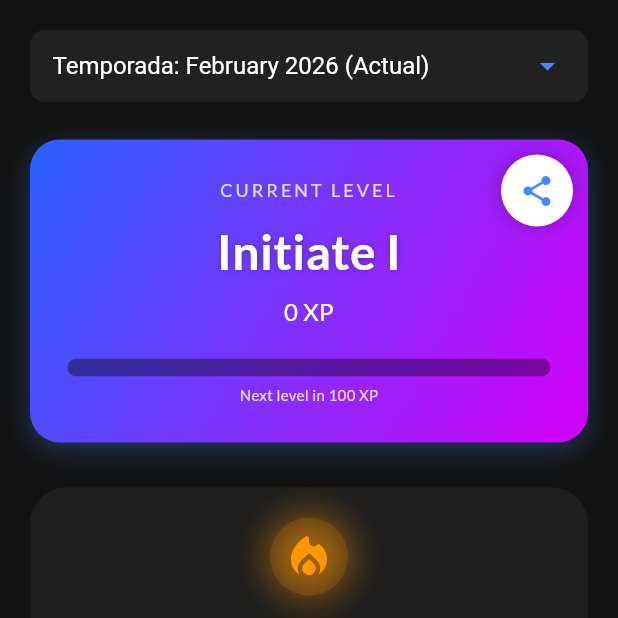
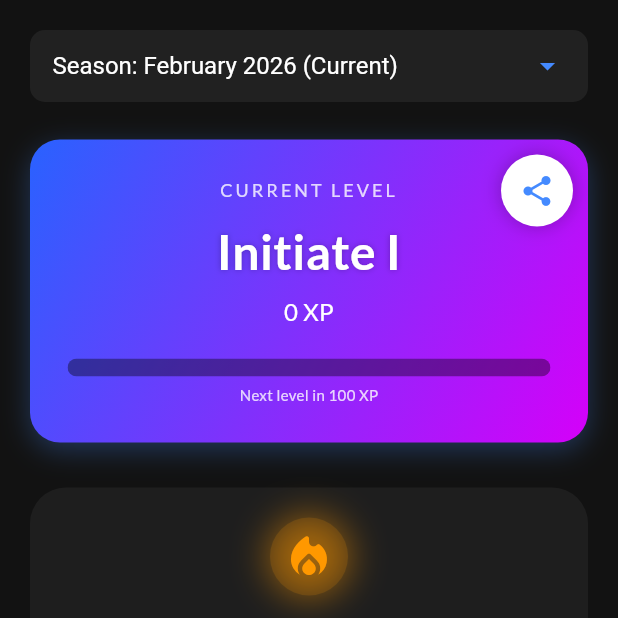
Before and after one commit to christhoval06/notch-app, a Flutter app: the TrophyRoomScreen screen opened directly, on a phone screen of 412 x 824 dp, the top half of it. Run offline on Flutter 3.47's test engine with Material 3 defaults, Android fonts, the phone set to English and light mode, and no system bars; our stand-ins replace animated_text_kit, dots_indicator, file_picker, fl_chart, flutter_form_builder, flutter_heatmap_calendar and 14 more; missing offline and left inert: encrypt; accounts and stored records are empty.

```diff
--- a/lib/l10n/app_en.arb
+++ b/lib/l10n/app_en.arb
@@ -381,6 +381,8 @@
   "trophyExploreGoals": "Explore new goals",
   "trophyExploreGoalsSubtitle": "Tap to view all available challenges and keep improving.",
   "trophyUnlockedBadges": "UNLOCKED BADGES",
+  "trophySeasonLabel": "Season",
+  "trophyCurrentShort": "Current",
   "trophyCurrentLevel": "CURRENT LEVEL",
   "trophyFinalRank": "FINAL RANK",
   "trophyNextLevelInXp": "Next level in {xp} XP",
--- a/lib/l10n/app_es.arb
+++ b/lib/l10n/app_es.arb
@@ -381,6 +381,8 @@
   "trophyExploreGoals": "Explora nuevos objetivos",
   "trophyExploreGoalsSubtitle": "Toca para ver todos los retos disponibles y seguir mejorando.",
   "trophyUnlockedBadges": "INSIGNIAS DESBLOQUEADAS",
+  "trophySeasonLabel": "Temporada",
+  "trophyCurrentShort": "Actual",
   "trophyCurrentLevel": "NIVEL ACTUAL",
   "trophyFinalRank": "RANGO FINAL",
   "trophyNextLevelInXp": "Siguiente nivel en {xp} XP",
--- a/lib/l10n/app_localizations.dart
+++ b/lib/l10n/app_localizations.dart
@@ -1801,6 +1801,18 @@ abstract class AppLocalizations {
   /// **'UNLOCKED BADGES'**
   String get trophyUnlockedBadges;
 
+  /// No description provided for @trophySeasonLabel.
+  ///
+  /// In en, this message translates to:
+  /// **'Season'**
+  String get trophySeasonLabel;
+
+  /// No description provided for @trophyCurrentShort.
+  ///
+  /// In en, this message translates to:
+  /// **'Current'**
+  String get trophyCurrentShort;
+
   /// No description provided for @trophyCurrentLevel.
   ///
   /// In en, this message translates to:
--- a/lib/l10n/app_localizations_en.dart
+++ b/lib/l10n/app_localizations_en.dart
@@ -949,6 +949,12 @@ class AppLocalizationsEn extends AppLocalizations {
   String get trophyUnlockedBadges => 'UNLOCKED BADGES';
 
   @override
+  String get trophySeasonLabel => 'Season';
+
+  @override
+  String get trophyCurrentShort => 'Current';
+
+  @override
   String get trophyCurrentLevel => 'CURRENT LEVEL';
 
   @override
--- a/lib/l10n/app_localizations_es.dart
+++ b/lib/l10n/app_localizations_es.dart
@@ -954,6 +954,12 @@ class AppLocalizationsEs extends AppLocalizations {
   String get trophyUnlockedBadges => 'INSIGNIAS DESBLOQUEADAS';
 
   @override
+  String get trophySeasonLabel => 'Temporada';
+
+  @override
+  String get trophyCurrentShort => 'Actual';
+
+  @override
   String get trophyCurrentLevel => 'NIVEL ACTUAL';
 
   @override
--- a/lib/screens/trophy_room_screen.dart
+++ b/lib/screens/trophy_room_screen.dart
@@ -214,6 +214,9 @@ class _TrophyRoomScreenState extends State<TrophyRoomScreen> {
   // --- WIDGETS AUXILIARES ---
 
   Widget _buildSeasonSelector(List<String> monthIds) {
+    final l10n = AppLocalizations.of(context);
+    final localeCode = Localizations.localeOf(context).toString();
+
     return Container(
       padding: const EdgeInsets.symmetric(horizontal: 15),
       decoration: BoxDecoration(
@@ -229,13 +232,13 @@ class _TrophyRoomScreenState extends State<TrophyRoomScreen> {
           style: const TextStyle(color: Colors.white, fontSize: 16),
           items: monthIds.map((id) {
             final date = DateFormat('yyyy-MM').parse(id);
-            final formatted = DateFormat('MMMM yyyy').format(date);
+            final formatted = DateFormat('MMMM yyyy', localeCode).format(date);
             final isCurrent =
                 id == DateFormat('yyyy-MM').format(DateTime.now());
             return DropdownMenuItem(
               value: id,
               child: Text(
-                "Temporada: $formatted ${isCurrent ? '(Actual)' : ''}",
+                "${l10n.trophySeasonLabel}: $formatted ${isCurrent ? '(${l10n.trophyCurrentShort})' : ''}",
               ),
             );
           }).toList(),
--- a/lib/widgets/pin_pad.dart
+++ b/lib/widgets/pin_pad.dart
@@ -79,14 +79,14 @@ class Numpad extends StatelessWidget {
               icon: const Icon(Icons.backspace_outlined, color: Colors.white),
               iconSize: 28,
               onPressed: () {
-                HapticFeedback.lightImpact();
+                HapticFeedback.selectionClick();
                 onDeletePress();
               },
             );
           }
           return InkWell(
             onTap: () {
-              HapticFeedback.lightImpact();
+              HapticFeedback.selectionClick();
               onDigitPress(d);
             },
             borderRadius: BorderRadius.circular(40),
```
Also changed, not shown: lib/screens/auth_screen.dart (+5 -3 lines), lib/views/calendar_view.dart (+5 -3 lines).
